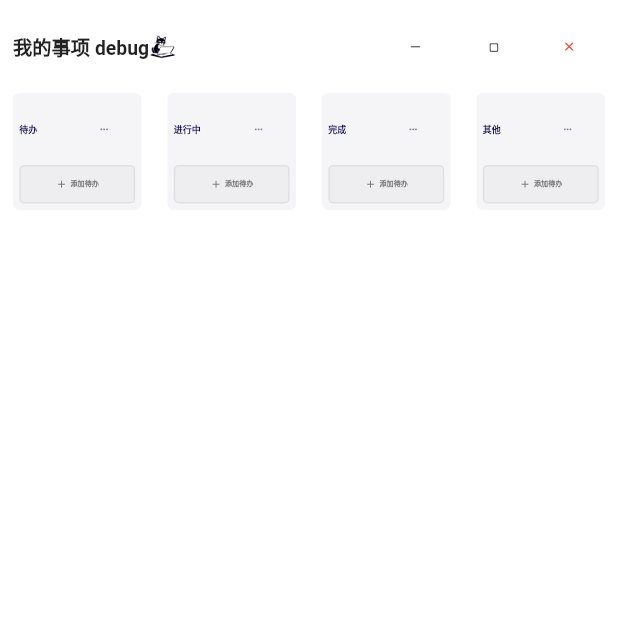
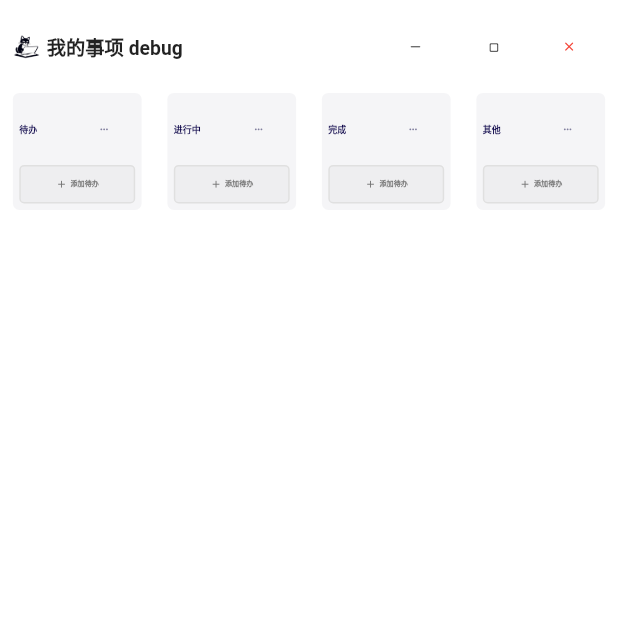
Before and after one commit to dsxksss/TodoCat, a Flutter app: the screen it shows after launch, on a phone screen of 412 x 824 dp, the top half of it. Run offline on Flutter 3.47's test engine with Material 2 defaults, Android fonts, the phone set to English and light mode, and no system bars; drawn by our look-alikes of flutter_animate; our stand-ins replace device_preview, flutter_screenutil, flutter_svg, get, hive, hive_flutter; missing offline and left inert: window_manager; accounts and stored records are empty; project files that could hold a hidden picture were left out.

Commit message:
优化动画效果

```diff
--- a/lib/app/pages/home/view.dart
+++ b/lib/app/pages/home/view.dart
@@ -34,7 +34,7 @@ class HomePage extends GetView<HomeController> {
           color: Colors.white,
         ),
       )
-          .animate(delay: 1000.ms)
+          .animate(delay: 2200.ms)
           .moveX(begin: 150, duration: 1000.ms, curve: Curves.bounceOut),
       body: SafeArea(
         child: ListView(
--- a/lib/app/widgets/nav_bar.dart
+++ b/lib/app/widgets/nav_bar.dart
@@ -62,20 +62,28 @@ class _NavBarState extends State<NavBar> with WindowListener {
             children: [
               Row(
                 children: [
-                  Text(
-                    "${"myTasks".tr} ${runMode.name}",
-                    style: TextStyle(
-                      fontSize: 60.sp,
-                      fontWeight: FontWeight.bold,
-                    ),
-                  ),
                   Image.asset(
                     'assets/imgs/logo.png',
                     width: 85.w,
                     height: 85.w,
                     filterQuality: FilterQuality.medium,
                   ),
-                ].animate().moveY(duration: 400.ms).fade(duration: 500.ms),
+                  SizedBox(
+                    width: 20.w,
+                  ),
+                  Text(
+                    "${"myTasks".tr} ${runMode.name}",
+                    overflow: TextOverflow.fade,
+                    style: TextStyle(
+                      fontSize: 60.sp,
+                      fontWeight: FontWeight.bold,
+                    ),
+                  ).animate(delay: 1000.ms).moveY(
+                        begin: -150,
+                        duration: 1000.ms,
+                        curve: Curves.bounceInOut,
+                      ),
+                ],
               ),
               Row(
                 mainAxisAlignment: MainAxisAlignment.spaceBetween,
```
